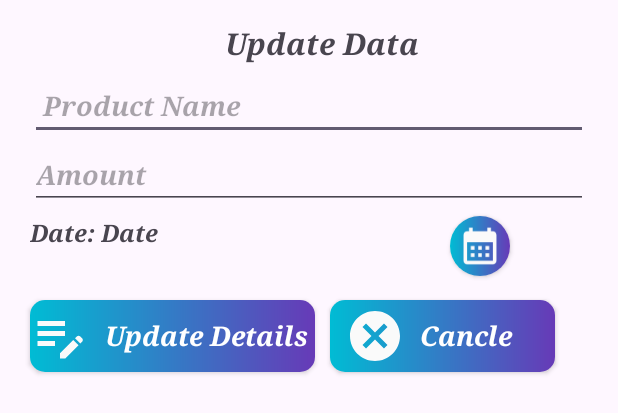
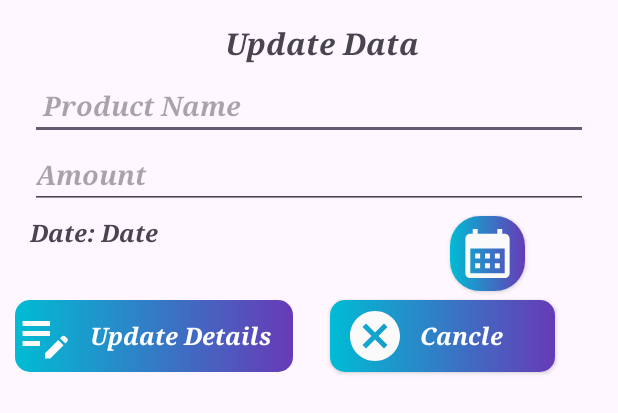
Before and after one commit to tiwarivk1511/ExpenseManager, an Android app: the layout update_data.xml on its own in the app's theme, with its tools: preview values and no code run, on a phone screen of 412 x 824 dp. Shown: the top 413 px of the screen. Run offline under Robolectric (Android 15) with nearby library versions, the phone set to English and light mode, and no system bars.

Commit message:
UI updated

```diff
--- a/app/src/main/res/layout/activity_main.xml
+++ b/app/src/main/res/layout/activity_main.xml
@@ -25,6 +25,7 @@
         android:layout_marginTop="5dp"
         android:layout_marginStart="10dp"
         android:hint="Enter amount"
+        android:inputType="number"
         android:layout_below="@+id/productName"/>
 
     <androidx.cardview.widget.CardView
--- a/app/src/main/res/layout/update_data.xml
+++ b/app/src/main/res/layout/update_data.xml
@@ -2,143 +2,145 @@
 <RelativeLayout xmlns:android="http://schemas.android.com/apk/res/android"
     android:layout_width="match_parent"
     android:layout_height="wrap_content"
+    android:background="#00050505"
     xmlns:app="http://schemas.android.com/apk/res-auto"
     android:gravity="center_horizontal">
-
 
 
         <TextView
             android:layout_width="wrap_content"
             android:layout_height="wrap_content"
+            android:layout_marginStart="150dp"
+            android:layout_marginTop="15dp"
+            android:fontFamily="serif"
             android:text="Update Data"
             android:textSize="20sp"
-            android:fontFamily="serif"
-            android:textStyle="bold|italic"
-            android:layout_marginTop="15dp"
-            android:layout_marginStart="150dp"
-            />
+            android:textStyle="bold|italic" />
 
         <EditText
             android:id="@+id/UpdateProductName"
             android:layout_width="match_parent"
             android:layout_height="wrap_content"
+            android:layout_marginStart="20dp"
+            android:layout_marginTop="48dp"
+            android:layout_marginEnd="20dp"
+            android:fontFamily="serif"
             android:hint=" Product Name"
-            android:fontFamily="serif"
-            android:textStyle="bold|italic"
-            android:layout_marginStart="20dp"
-            android:layout_marginEnd="20dp"
-            android:layout_marginTop="48dp"/>
+            android:textStyle="bold|italic" />
 
         <EditText
             android:id="@+id/updateProductAmount"
             android:layout_width="match_parent"
             android:layout_height="wrap_content"
+            android:layout_marginStart="20dp"
+            android:layout_marginTop="94dp"
+            android:layout_marginEnd="20dp"
+            android:fontFamily="serif"
             android:hint="Amount"
-            android:fontFamily="serif"
-            android:textStyle="bold|italic"
-            android:layout_marginStart="20dp"
-            android:layout_marginEnd="20dp"
-            android:layout_marginTop="94dp"/>
+            android:inputType="number"
+            android:textStyle="bold|italic" />
 
         <TextView
             android:layout_width="wrap_content"
             android:layout_height="wrap_content"
+            android:layout_marginStart="20dp"
+            android:layout_marginTop="144dp"
+            android:fontFamily="serif"
             android:text="Date:"
-            android:layout_marginTop="144dp"
-            android:layout_marginStart="20dp"
             android:textSize="16sp"
-            android:fontFamily="serif"
-            android:textStyle="bold|italic"
-            />
+            android:textStyle="bold|italic" />
+
         <TextView
             android:id="@+id/UpdateDate"
             android:layout_width="wrap_content"
             android:layout_height="wrap_content"
+            android:layout_marginStart="67dp"
+            android:layout_marginTop="144dp"
+            android:fontFamily="serif"
             android:text="Date"
-            android:layout_marginTop="144dp"
-            android:layout_marginStart="67dp"
             android:textSize="16sp"
-            android:fontFamily="serif"
-            android:textStyle="bold|italic"
-            />
+            android:textStyle="bold|italic" />
+
         <androidx.cardview.widget.CardView
             android:id="@+id/UpdateCalender"
-            android:layout_width="40dp"
-            android:layout_height="40dp"
+            android:layout_width="50dp"
+            android:layout_height="50dp"
+            android:layout_gravity="end"
+            android:layout_marginStart="300dp"
             android:layout_marginTop="144dp"
-            android:layout_gravity="end"
-            app:cardCornerRadius="20dp"
-            android:layout_marginStart="300dp">
+            android:layout_marginEnd="30dp"
+            app:cardCornerRadius="20dp">
+
             <View
                 android:layout_width="match_parent"
                 android:layout_height="match_parent"
-                android:background="@drawable/card_bg"/>
+                android:background="@drawable/card_bg" />
+
             <ImageView
                 android:layout_width="match_parent"
                 android:layout_height="match_parent"
                 android:padding="5dp"
-                android:src="@drawable/baseline_calendar_month_24"/>
+                android:src="@drawable/baseline_calendar_month_24" />
 
         </androidx.cardview.widget.CardView>
 
 
         <androidx.cardview.widget.CardView
             android:id="@+id/updateBtn"
-            android:layout_width="190dp"
+            android:layout_width="185dp"
             android:layout_height="48dp"
+            android:layout_marginStart="10dp"
             android:layout_marginTop="200dp"
-            android:layout_marginStart="20dp"
             android:layout_marginBottom="20dp"
             app:cardCornerRadius="10dp">
 
             <View
                 android:layout_width="match_parent"
                 android:layout_height="match_parent"
-                android:background="@drawable/card_bg"/>
+                android:background="@drawable/card_bg" />
 
             <TextView
                 android:layout_width="match_parent"
                 android:layout_height="match_parent"
                 android:drawableStart="@drawable/baseline_edit_note_24"
+                android:drawablePadding="10dp"
+                android:fontFamily="serif"
+                android:gravity="center_vertical"
                 android:text="Update Details"
-                android:drawablePadding="10dp"
-                android:textSize="18sp"
                 android:textColor="@color/white"
-                android:textStyle="italic|bold"
-                android:fontFamily="serif"
-                android:gravity="center_vertical"/>
+                android:textSize="16sp"
+                android:textStyle="italic|bold" />
         </androidx.cardview.widget.CardView>
 
         <androidx.cardview.widget.CardView
             android:id="@+id/UpdateCancleBtn"
             android:layout_width="150dp"
             android:layout_height="48dp"
-            android:layout_marginTop="200dp"
             android:layout_gravity="end"
             android:layout_marginStart="220dp"
+            android:layout_marginTop="200dp"
+            android:layout_marginEnd="10dp"
             android:layout_marginBottom="20dp"
             app:cardCornerRadius="10dp">
 
             <View
                 android:layout_width="match_parent"
                 android:layout_height="match_parent"
-                android:background="@drawable/card_bg"/>
+                android:background="@drawable/card_bg" />
 
             <TextView
                 android:layout_width="match_parent"
                 android:layout_height="match_parent"
                 android:drawableStart="@drawable/baseline_cancel_24"
+                android:drawablePadding="10dp"
+                android:fontFamily="serif"
+                android:gravity="center_vertical"
+                android:padding="10dp"
                 android:text="Cancle"
-                android:drawablePadding="10dp"
-                android:padding="10dp"
-                android:textSize="18sp"
                 android:textColor="@color/white"
-                android:textStyle="italic|bold"
-                android:fontFamily="serif"
-                android:gravity="center_vertical"/>
+                android:textSize="16sp"
+                android:textStyle="italic|bold" />
         </androidx.cardview.widget.CardView>
 
 
-
-
 </RelativeLayout>
```
